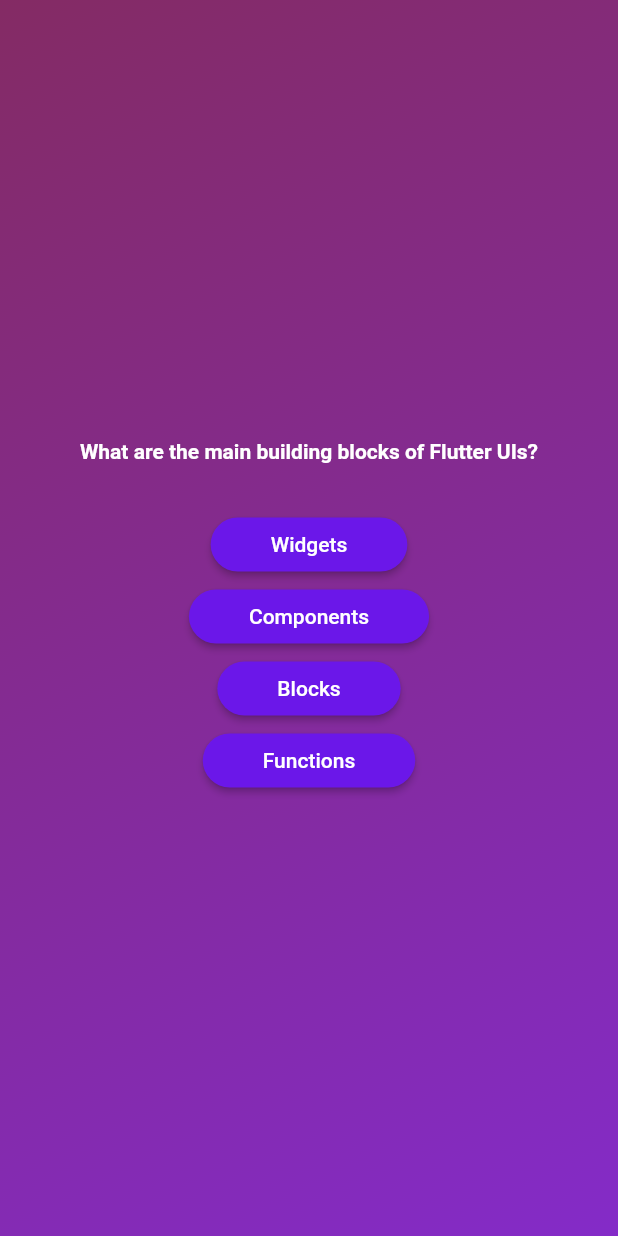
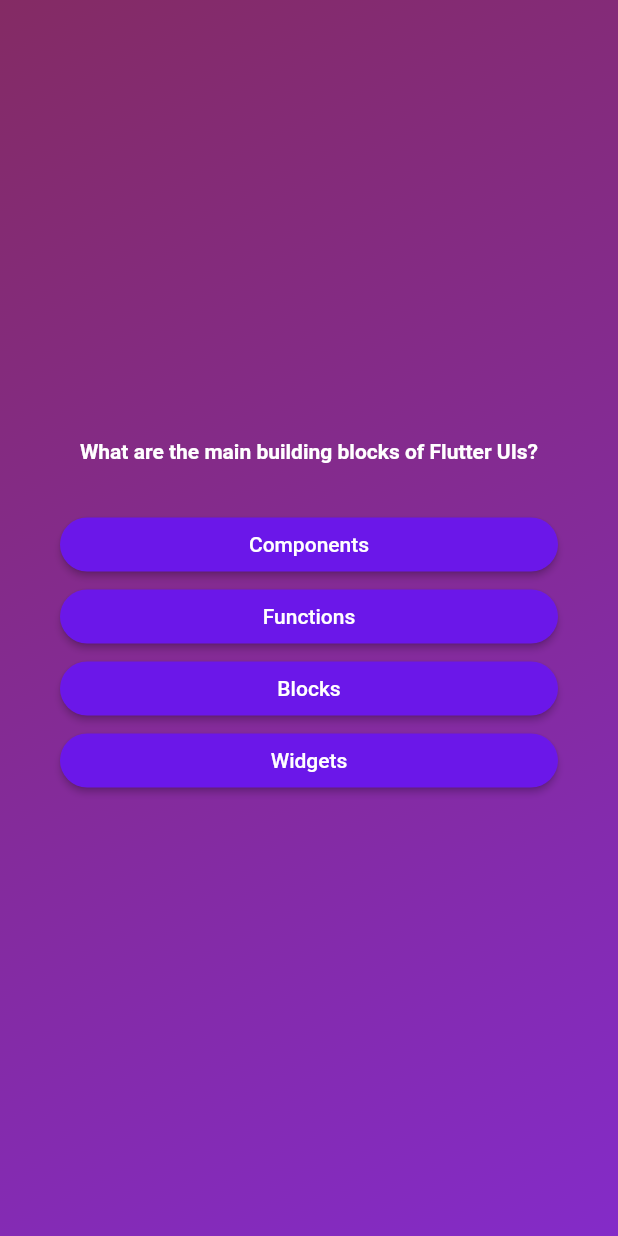
Before and after one commit to CongNQ-Dev/flutter-quiz-app, a Flutter app: the screen it shows after launch, after a tap on "Start Quiz", on a phone screen of 412 x 824 dp. Run offline on Flutter 3.47's test engine with Material 2 defaults, Android fonts, the phone set to English and light mode, and no system bars.

Commit message:
Mutating Values in Memory

```diff
--- a/lib/models/quiz_question.dart
+++ b/lib/models/quiz_question.dart
@@ -1,5 +1,10 @@
 class QuizQuestion {
   final String text;
-  final List<String> answers;
-  const QuizQuestion(this.text, this.answers);
+  final List<String> _answers;
+  const QuizQuestion(this.text, this._answers);
+  List getShuffledAnswers() {
+    List suffledList = List.of(_answers);
+    suffledList.shuffle();
+    return suffledList;
+  }
 }
--- a/lib/question_screen.dart
+++ b/lib/question_screen.dart
@@ -15,20 +15,28 @@ class _QuestionsScreenState extends State<QuestionsScreen> {
     final currentQuestions = questions[0];
     return SizedBox(
       width: double.infinity,
+      child: Container(
+        margin: EdgeInsets.all(40),
         child: Column(
           mainAxisAlignment: MainAxisAlignment.center,
+          crossAxisAlignment: CrossAxisAlignment.stretch,
           children: [
             Text(
               currentQuestions.text,
               style: const TextStyle(
-                color: Colors.white, fontWeight: FontWeight.bold),
+                color: Colors.white,
+                fontWeight: FontWeight.bold,
+              ),
+              textAlign: TextAlign.center,
             ),
             const SizedBox(
               height: 30,
             ),
-          ...currentQuestions.answers
+            ...currentQuestions
+                .getShuffledAnswers()
                 .map((item) => AnswerButton(answerText: item, onTap: () {}))
           ],
+        ),
       ),
     );
   }
```
Lines whose indentation alone changed are shown as unchanged.
